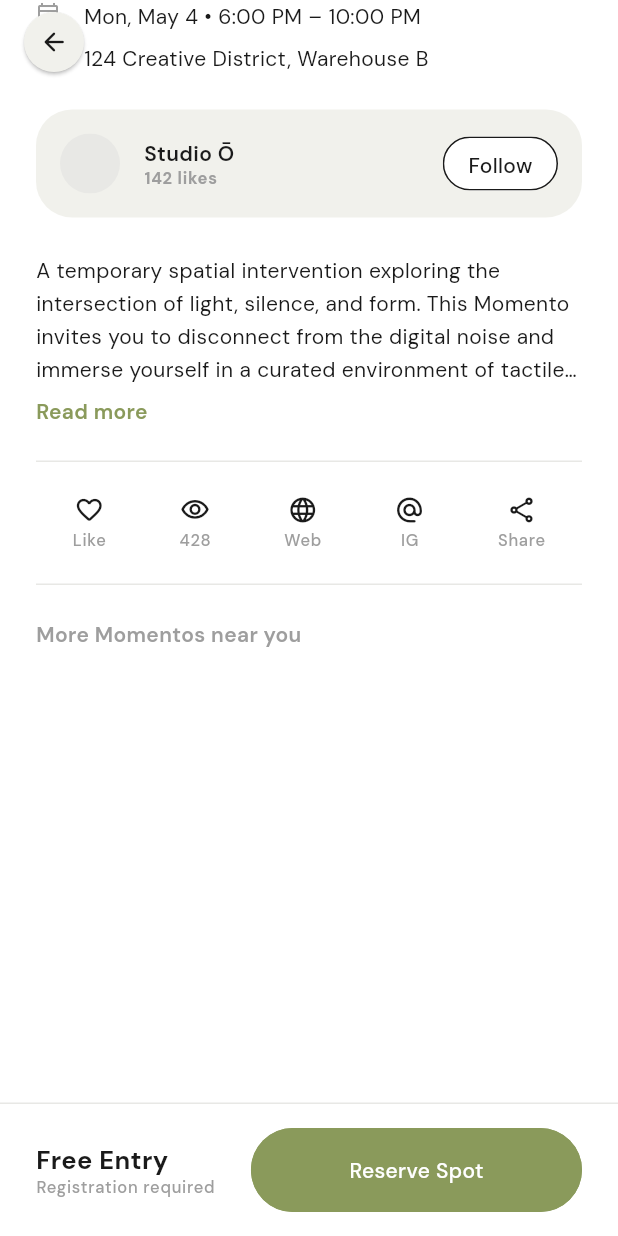
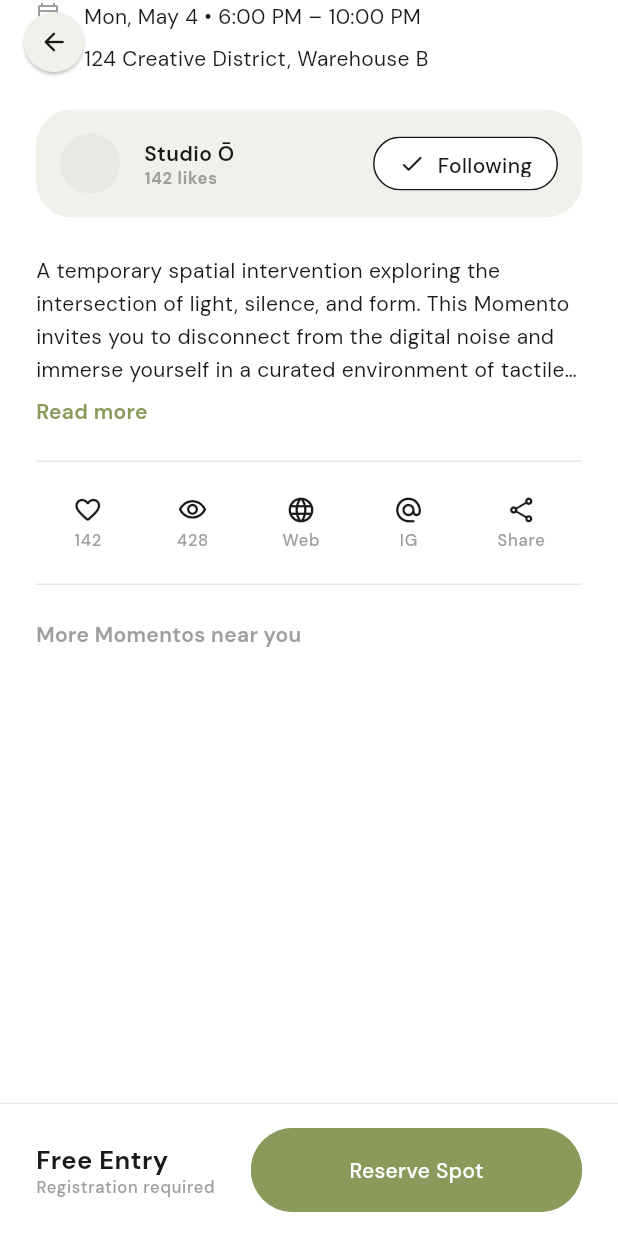
Before and after one commit to momento-community/momento, a Flutter app: the MomentoDetailScreen screen opened directly with sample values from the repository, scrolled down 429 dp, after a tap on "Follow", on a phone screen of 412 x 824 dp. Run offline on Flutter 3.47's test engine with Material 3 defaults, Android fonts, the phone set to English and light mode, and no system bars; drawn by our look-alikes of cached_network_image; our stand-ins replace cloud_firestore, firebase_auth, firebase_core, firebase_storage, flutter_riverpod, go_router and 4 more; missing offline and left inert: geoflutterfire_plus; accounts and stored records are empty; network calls fail.

Commit message:
feat(social): like-toggle heart on cards + follow organisor
Likes:
- LikeButton widget: optimistic-update heart, used as top-right card
  overlay (compact size) and inline in detail screen action row.
- MomentoCard: stack with heart overlay above the image — toggles via
  MomentoRepository.toggleLike (transaction on liked_by + like_count).
- MomentoDetailScreen._ActionRow: now a ConsumerWidget; heart wired to
  toggleLike, label is the canonical like_count.

Follows (using existing /follows/{id} rules):
- FollowRepository: deterministic doc id `${follower}_${following}` so
  follow/unfollow are idempotent. count() aggregate for follower counts.
- followRepositoryProvider, isFollowingProvider(family),
  followerCountProvider(family).
- FollowButton widget: swaps Follow/Following based on live stream;
  hides when viewing yourself.
- Wired into MomentoDetailScreen organizer card and OrganizerDetailScreen
  header. OrganizerDetailScreen header now shows real follower count.

Profile:
- Real follower count from followerCountProvider (replaces hardcoded
  1244).
- "My Momentos" → "Hosted" + stat label match — clearer contrast with
  "Liked" tab. Both tabs were already split via two distinct providers;
  rename only.

Docs:
- CLAUDE.md: document Maps RefererNotAllowedMapError (referrer must be
  wildcard form, no scheme); document Marker deprecation as plugin-side
  (non-fatal, will migrate when google_maps_flutter_web does).
- Architecture decisions: like + follow design notes.

Co-Authored-By: Claude Opus 4.7 (1M context) <noreply@anthropic.com>

````diff
--- a/lib/core/firebase/providers.dart
+++ b/lib/core/firebase/providers.dart
@@ -5,6 +5,7 @@ import 'package:flutter_riverpod/flutter_riverpod.dart';
 
 import '../../features/auth/auth_repository.dart';
 import '../repositories/audit_log_repository.dart';
+import '../repositories/follow_repository.dart';
 import '../repositories/momento_repository.dart';
 import '../repositories/storage_repository.dart';
 import '../repositories/user_repository.dart';
@@ -37,6 +38,35 @@ final momentoRepositoryProvider = Provider<MomentoRepository>((ref) {
 final auditLogRepositoryProvider = Provider<AuditLogRepository>((ref) {
   return AuditLogRepository(ref.watch(firestoreProvider));
 });
+
+final followRepositoryProvider = Provider<FollowRepository>((ref) {
+  return FollowRepository(ref.watch(firestoreProvider));
+});
+
+/// Live "is the signed-in user following [followingId]?" — null when signed
+/// out, else true/false.
+final isFollowingProvider =
+    StreamProvider.family<bool, String>((ref, followingId) {
+  final me = ref.watch(authStateChangesProvider).value;
+  if (me == null) return Stream.value(false);
+  return ref.watch(followRepositoryProvider).watchIsFollowing(
+        followerId: me.uid,
+        followingId: followingId,
+      );
+});
+
+/// Live follower count for any user (organisor surface). Re-runs on every
+/// follow/unfollow under the listener, since the underlying query stream
+/// will emit. We use a stream that reissues count() on every change.
+final followerCountProvider =
+    StreamProvider.family<int, String>((ref, followingId) {
+  final col = ref.watch(firestoreProvider).collection('follows');
+  return col
+      .where('following_id', isEqualTo: followingId)
+      .snapshots()
+      .map((q) => q.size);
+});
+
 
 final authStateChangesProvider = StreamProvider<User?>((ref) {
   return ref.watch(authRepositoryProvider).authStateChanges();
--- /dev/null
+++ b/lib/core/repositories/follow_repository.dart
@@ -0,0 +1,81 @@
+import 'package:cloud_firestore/cloud_firestore.dart';
+
+/// Follow / unfollow / count helpers backed by `/follows/{id}`.
+///
+/// Doc id is deterministic — `${followerId}_${followingId}` — so a follow is
+/// idempotent (re-creating == no-op) and unfollow can target a known id
+/// without first looking it up. Schema:
+///
+/// ```
+/// {
+///   follower_id:  String   // who's doing the following (auth.uid)
+///   following_id: String   // who's being followed (organisor uid)
+///   created_at:   Timestamp
+/// }
+/// ```
+///
+/// Rules in `firestore.rules` enforce: create requires `follower_id ==
+/// auth.uid` and `created_at == request.time`; delete requires the follower
+/// or an admin.
+class FollowRepository {
+  FollowRepository(this._firestore);
+
+  final FirebaseFirestore _firestore;
+
+  CollectionReference<Map<String, dynamic>> get _col =>
+      _firestore.collection('follows');
+
+  static String _docId(String followerId, String followingId) =>
+      '${followerId}_$followingId';
+
+  /// Live stream of the follow doc — exists ⇒ following.
+  Stream<bool> watchIsFollowing({
+    required String followerId,
+    required String followingId,
+  }) {
+    return _col
+        .doc(_docId(followerId, followingId))
+        .snapshots()
+        .map((s) => s.exists);
+  }
+
+  /// Live stream of every UID this user follows.
+  Stream<List<String>> watchFollowing(String followerId) {
+    return _col
+        .where('follower_id', isEqualTo: followerId)
+        .snapshots()
+        .map((q) =>
+            q.docs.map((d) => d.data()['following_id'] as String).toList());
+  }
+
+  /// Count of followers for an organisor. Uses Firestore's aggregation
+  /// `count()` so we read 1 unit regardless of follower size.
+  Future<int> followerCount(String followingId) async {
+    final agg = await _col
+        .where('following_id', isEqualTo: followingId)
+        .count()
+        .get();
+    return agg.count ?? 0;
+  }
+
+  /// Toggle follow state. Idempotent on both sides — calling `follow` while
+  /// already following is a no-op (Firestore ignores `set` on identical
+  /// data); calling `unfollow` while not following is a `delete` on a
+  /// missing doc, also a no-op.
+  Future<void> toggle({
+    required String followerId,
+    required String followingId,
+    required bool currentlyFollowing,
+  }) async {
+    final ref = _col.doc(_docId(followerId, followingId));
+    if (currentlyFollowing) {
+      await ref.delete();
+    } else {
+      await ref.set({
+        'follower_id': followerId,
+        'following_id': followingId,
+        'created_at': FieldValue.serverTimestamp(),
+      });
+    }
+  }
+}
--- /dev/null
+++ b/lib/core/widgets/follow_button.dart
@@ -0,0 +1,70 @@
+import 'package:flutter/material.dart';
+import 'package:flutter_riverpod/flutter_riverpod.dart';
+
+import '../../config/env.dart';
+import '../firebase/providers.dart';
+import 'momento_button.dart';
+
+/// Toggle button that swaps between Follow / Following based on the current
+/// user's relationship to [organizerId]. Hidden if the viewer is the
+/// organizer themselves (you can't follow yourself).
+class FollowButton extends ConsumerStatefulWidget {
+  const FollowButton({
+    super.key,
+    required this.organizerId,
+    this.size = MomentoButtonSize.small,
+  });
+
+  final String organizerId;
+  final MomentoButtonSize size;
+
+  @override
+  ConsumerState<FollowButton> createState() => _FollowButtonState();
+}
+
+class _FollowButtonState extends ConsumerState<FollowButton> {
+  bool _busy = false;
+
+  @override
+  Widget build(BuildContext context) {
+    final me = ref.watch(authStateChangesProvider).value;
+    if (me == null || me.uid == widget.organizerId) {
+      return const SizedBox.shrink();
+    }
+    final following = ref.watch(isFollowingProvider(widget.organizerId)).value
+        ?? false;
+    return MomentoButton(
+      label: _busy
+          ? '…'
+          : following
+              ? 'Following'
+              : 'Follow',
+      icon: following ? Icons.check_rounded : Icons.add_rounded,
+      variant: following
+          ? MomentoButtonVariant.outline
+          : MomentoButtonVariant.primary,
+      size: widget.size,
+      onPressed: _busy ? null : () => _toggle(me.uid, following),
+    );
+  }
+
+  Future<void> _toggle(String myUid, bool following) async {
+    if (Env.useMockData) return;
+    setState(() => _busy = true);
+    try {
+      await ref.read(followRepositoryProvider).toggle(
+            followerId: myUid,
+            followingId: widget.organizerId,
+            currentlyFollowing: following,
+          );
+    } catch (e) {
+      if (mounted) {
+        ScaffoldMessenger.of(context).showSnackBar(
+          SnackBar(content: Text('Follow failed: $e')),
+        );
+      }
+    } finally {
+      if (mounted) setState(() => _busy = false);
+    }
+  }
+}
--- a/lib/features/momento_detail/momento_detail_screen.dart
+++ b/lib/features/momento_detail/momento_detail_screen.dart
@@ -9,6 +9,7 @@ import '../../config/env.dart';
 import '../../config/theme.dart';
 import '../../core/firebase/providers.dart';
 import '../../core/models/momento.dart';
+import '../../core/widgets/follow_button.dart';
 import '../../core/widgets/momento_button.dart';
 import '../../core/widgets/momento_card.dart';
 import '../../core/widgets/slide_up_route.dart';
@@ -26,7 +27,6 @@ class MomentoDetailScreen extends ConsumerStatefulWidget {
 
 class _MomentoDetailScreenState extends ConsumerState<MomentoDetailScreen> {
   bool _expanded = false;
-  bool _liked = false;
 
   @override
   void initState() {
@@ -118,11 +118,7 @@ class _MomentoDetailScreenState extends ConsumerState<MomentoDetailScreen> {
                         const Divider(
                             color: AppColors.divider, height: 1),
                         const SizedBox(height: AppSpacing.md),
-                        _ActionRow(
-                          momento: m,
-                          liked: _liked,
-                          onLike: () => setState(() => _liked = !_liked),
-                        ),
+                        _ActionRow(momento: m),
                         if (showAnalytics) ...[
                           const SizedBox(height: AppSpacing.md),
                           const Divider(
@@ -332,11 +328,7 @@ class _OrganizerCard extends StatelessWidget {
               ],
             ),
           ),
-          MomentoButton(
-            label: 'Follow',
-            size: MomentoButtonSize.small,
-            onPressed: () {},
-          ),
+          FollowButton(organizerId: momento.organizerId),
         ],
       ),
       ),
@@ -385,27 +377,27 @@ class _Description extends StatelessWidget {
   }
 }
 
-class _ActionRow extends StatelessWidget {
-  const _ActionRow({
-    required this.momento,
-    required this.liked,
-    required this.onLike,
-  });
+class _ActionRow extends ConsumerWidget {
+  const _ActionRow({required this.momento});
 
   final Momento momento;
-  final bool liked;
-  final VoidCallback onLike;
 
   @override
-  Widget build(BuildContext context) {
+  Widget build(BuildContext context, WidgetRef ref) {
+    final me = ref.watch(authStateChangesProvider).value;
+    final liked = me != null && momento.likedBy.contains(me.uid);
     return Row(
       mainAxisAlignment: MainAxisAlignment.spaceAround,
       children: [
         _Action(
           icon: liked ? Icons.favorite_rounded : Icons.favorite_border_rounded,
-          label: 'Like',
-          activeColor: liked ? AppColors.primary : null,
-          onTap: onLike,
+          label: '${momento.likeCount}',
+          activeColor: liked ? AppColors.error : null,
+          onTap: me == null
+              ? null
+              : () => ref
+                  .read(momentoRepositoryProvider)
+                  .toggleLike(momento.id, me.uid),
         ),
         _Action(
           icon: Icons.visibility_outlined,
````
Also changed, not shown: lib/core/widgets/like_button.dart (added, +97 -0 lines), lib/core/widgets/momento_card.dart (+16 -0 lines), lib/features/organizer/organizer_detail_screen.dart (+12 -9 lines), lib/features/profile/profile_screen.dart (+11 -3 lines), 1 other file.
